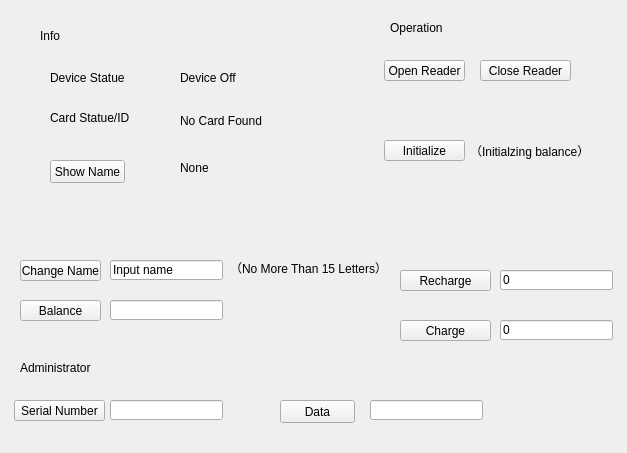
DamonOuyang/gitVersionLib, file test_code/CreditMgr/widget.ui: the form before one commit.
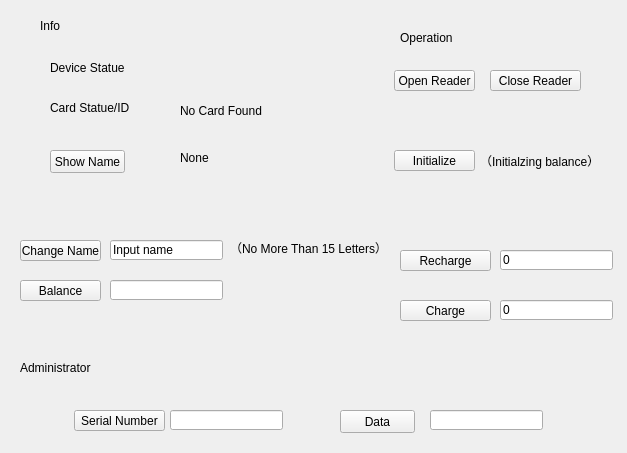
The form after the commit.

```diff
--- a/test_code/CreditMgr/widget.ui
+++ b/test_code/CreditMgr/widget.ui
@@ -17,7 +17,7 @@
    <property name="geometry">
     <rect>
      <x>50</x>
-     <y>160</y>
+     <y>150</y>
      <width>75</width>
      <height>23</height>
     </rect>
@@ -36,7 +36,7 @@
    <property name="geometry">
     <rect>
      <x>20</x>
-     <y>260</y>
+     <y>240</y>
      <width>81</width>
      <height>21</height>
     </rect>
@@ -55,7 +55,7 @@
    <property name="geometry">
     <rect>
      <x>20</x>
-     <y>300</y>
+     <y>280</y>
      <width>81</width>
      <height>21</height>
     </rect>
@@ -73,8 +73,8 @@
   <widget class="QPushButton" name="SrlNmbr_Btn">
    <property name="geometry">
     <rect>
-     <x>14</x>
-     <y>400</y>
+     <x>74</x>
+     <y>410</y>
      <width>91</width>
      <height>21</height>
     </rect>
@@ -92,8 +92,8 @@
   <widget class="QPushButton" name="OpnRdr_Btn">
    <property name="geometry">
     <rect>
-     <x>384</x>
-     <y>60</y>
+     <x>394</x>
+     <y>70</y>
      <width>81</width>
      <height>21</height>
     </rect>
@@ -111,8 +111,8 @@
   <widget class="QPushButton" name="Intliz_Btn">
    <property name="geometry">
     <rect>
-     <x>384</x>
-     <y>140</y>
+     <x>394</x>
+     <y>150</y>
      <width>81</width>
      <height>21</height>
     </rect>
@@ -131,7 +131,7 @@
    <property name="geometry">
     <rect>
      <x>400</x>
-     <y>270</y>
+     <y>250</y>
      <width>91</width>
      <height>21</height>
     </rect>
@@ -150,7 +150,7 @@
    <property name="geometry">
     <rect>
      <x>400</x>
-     <y>320</y>
+     <y>300</y>
      <width>91</width>
      <height>21</height>
     </rect>
@@ -168,8 +168,8 @@
   <widget class="QPushButton" name="Data_Btn">
    <property name="geometry">
     <rect>
-     <x>280</x>
-     <y>400</y>
+     <x>340</x>
+     <y>410</y>
      <width>75</width>
      <height>23</height>
     </rect>
@@ -187,8 +187,8 @@
   <widget class="QPushButton" name="ClsRdr_Btn">
    <property name="geometry">
     <rect>
-     <x>480</x>
-     <y>60</y>
+     <x>490</x>
+     <y>70</y>
      <width>91</width>
      <height>21</height>
     </rect>
@@ -207,7 +207,7 @@
    <property name="geometry">
     <rect>
      <x>40</x>
-     <y>30</y>
+     <y>20</y>
      <width>54</width>
      <height>12</height>
     </rect>
@@ -220,7 +220,7 @@
    <property name="geometry">
     <rect>
      <x>50</x>
-     <y>70</y>
+     <y>60</y>
      <width>81</width>
      <height>16</height>
     </rect>
@@ -233,20 +233,20 @@
    <property name="geometry">
     <rect>
      <x>180</x>
-     <y>70</y>
+     <y>60</y>
      <width>71</width>
      <height>16</height>
     </rect>
    </property>
    <property name="text">
-    <string>Device Off</string>
+    <string/>
    </property>
   </widget>
   <widget class="QLabel" name="CardID_label">
    <property name="geometry">
     <rect>
      <x>50</x>
-     <y>110</y>
+     <y>100</y>
      <width>91</width>
      <height>16</height>
     </rect>
@@ -259,7 +259,7 @@
    <property name="geometry">
     <rect>
      <x>180</x>
-     <y>110</y>
+     <y>100</y>
      <width>181</width>
      <height>21</height>
     </rect>
@@ -272,7 +272,7 @@
    <property name="geometry">
     <rect>
      <x>180</x>
-     <y>160</y>
+     <y>150</y>
      <width>71</width>
      <height>16</height>
     </rect>
@@ -285,7 +285,7 @@
    <property name="geometry">
     <rect>
      <x>230</x>
-     <y>260</y>
+     <y>240</y>
      <width>161</width>
      <height>16</height>
     </rect>
@@ -298,7 +298,7 @@
    <property name="geometry">
     <rect>
      <x>110</x>
-     <y>260</y>
+     <y>240</y>
      <width>113</width>
      <height>20</height>
     </rect>
@@ -311,7 +311,7 @@
    <property name="geometry">
     <rect>
      <x>110</x>
-     <y>300</y>
+     <y>280</y>
      <width>113</width>
      <height>20</height>
     </rect>
@@ -320,8 +320,8 @@
   <widget class="QLineEdit" name="lineEdit_3">
    <property name="geometry">
     <rect>
-     <x>110</x>
-     <y>400</y>
+     <x>170</x>
+     <y>410</y>
      <width>113</width>
      <height>20</height>
     </rect>
@@ -330,8 +330,8 @@
   <widget class="QLineEdit" name="lineEdit_4">
    <property name="geometry">
     <rect>
-     <x>370</x>
-     <y>400</y>
+     <x>430</x>
+     <y>410</y>
      <width>113</width>
      <height>20</height>
     </rect>
@@ -353,8 +353,8 @@
   <widget class="QLabel" name="label_9">
    <property name="geometry">
     <rect>
-     <x>390</x>
-     <y>20</y>
+     <x>400</x>
+     <y>30</y>
      <width>61</width>
      <height>16</height>
     </rect>
@@ -366,8 +366,8 @@
   <widget class="QLabel" name="label_10">
    <property name="geometry">
     <rect>
-     <x>470</x>
-     <y>140</y>
+     <x>480</x>
+     <y>150</y>
      <width>141</width>
      <height>21</height>
     </rect>
@@ -380,7 +380,7 @@
    <property name="geometry">
     <rect>
      <x>500</x>
-     <y>270</y>
+     <y>250</y>
      <width>113</width>
      <height>20</height>
     </rect>
@@ -393,7 +393,7 @@
    <property name="geometry">
     <rect>
      <x>500</x>
-     <y>320</y>
+     <y>300</y>
      <width>113</width>
      <height>20</height>
     </rect>
```
